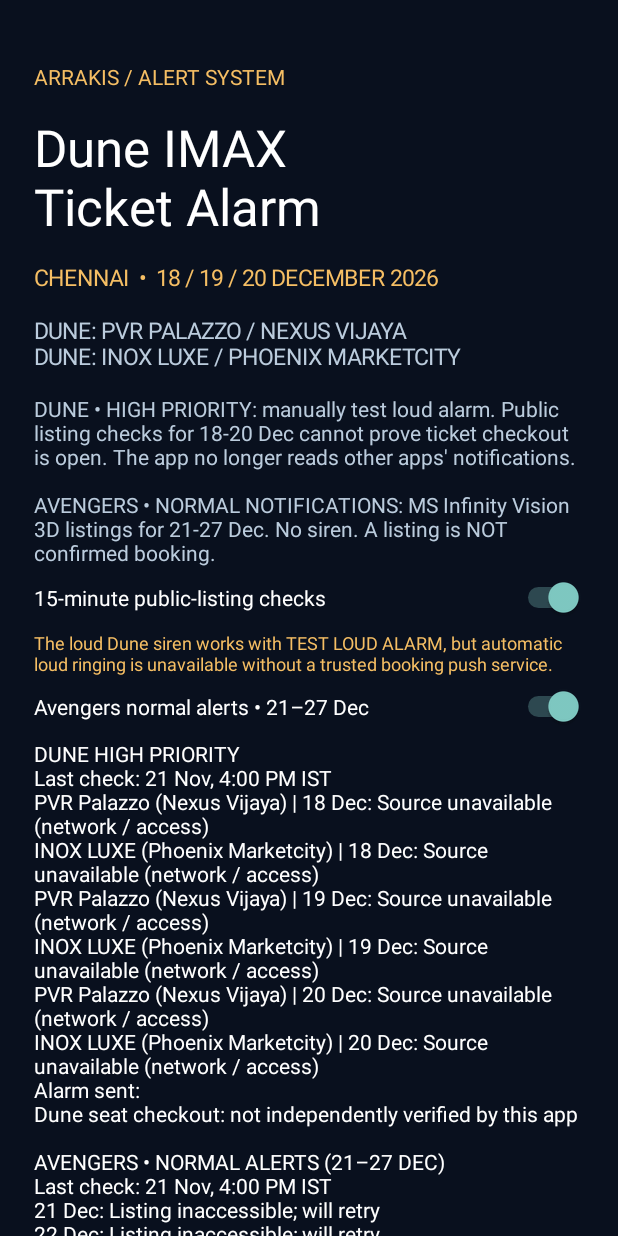
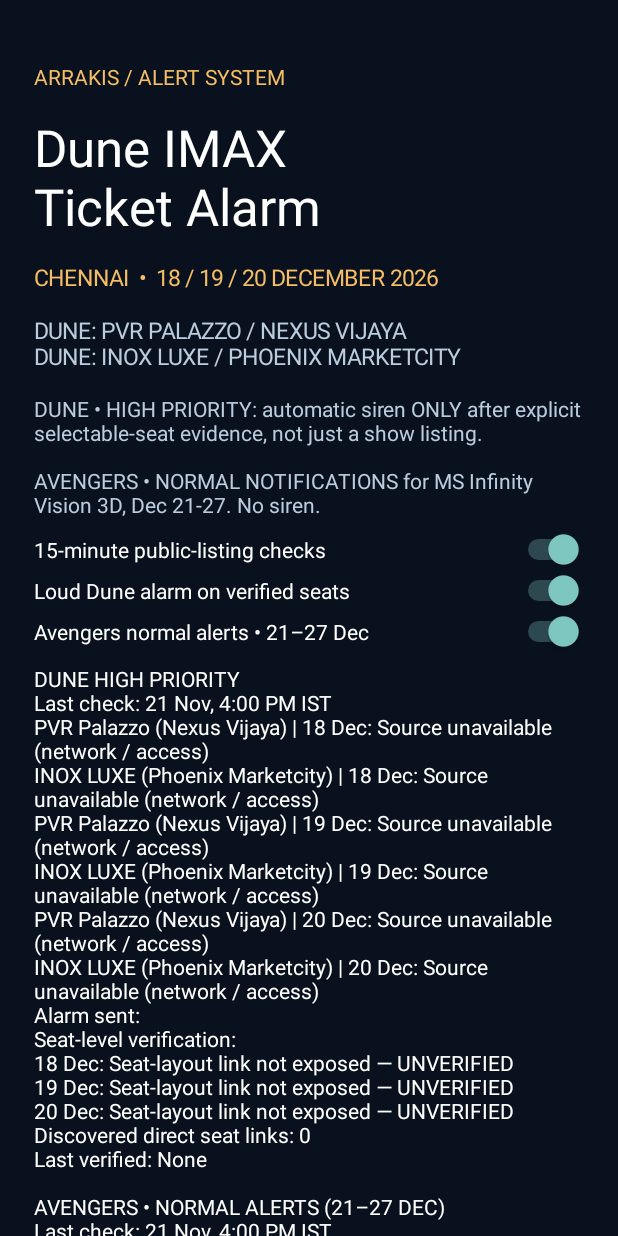
Before and after one commit to monisharvindr459-gif/ACM-Trailcam-2026AAPS0280H, an Android app: the screen it shows after launch (MainActivity), after a tap on "CHECK DUNE + AVENGERS NOW", on a phone screen of 412 x 824 dp. Run offline under Robolectric (Android 15) with nearby library versions, the phone set to English and light mode, and no system bars.

Commit message:
Add seat-level verification and Dune alarm to ticket watcher

```diff
--- a/app/build.gradle
+++ b/app/build.gradle
@@ -6,8 +6,8 @@ android {
   applicationId 'com.arrakis.ticketalarm'
   minSdk 26
   targetSdk 35
-  versionCode 5
-  versionName '2.3'
+  versionCode 6
+  versionName '2.4'
  }
  compileOptions { sourceCompatibility JavaVersion.VERSION_17; targetCompatibility JavaVersion.VERSION_17 }
 }
--- a/app/src/main/AndroidManifest.xml
+++ b/app/src/main/AndroidManifest.xml
@@ -9,6 +9,7 @@
  <uses-permission android:name="android.permission.MODIFY_AUDIO_SETTINGS"/>
  <uses-permission android:name="android.permission.WAKE_LOCK"/>
  <application android:label="Dune IMAX Alarm" android:allowBackup="false" android:theme="@android:style/Theme.Material.NoActionBar" android:supportsRtl="true">
+  <activity android:name=".SeatBrowserActivity" android:exported="false"/>
   <activity android:name=".MainActivity" android:exported="true" android:showWhenLocked="true" android:turnScreenOn="true">
    <intent-filter><action android:name="android.intent.action.MAIN"/><category android:name="android.intent.category.LAUNCHER"/></intent-filter>
   </activity>
--- a/app/src/main/java/com/arrakis/ticketalarm/MainActivity.java
+++ b/app/src/main/java/com/arrakis/ticketalarm/MainActivity.java
@@ -65,12 +65,15 @@ public class MainActivity extends Activity {
   root.addView(label("Dune IMAX\nTicket Alarm",34,Color.WHITE));
   root.addView(label("CHENNAI  •  18 / 19 / 20 DECEMBER 2026",15,0xfff5be64));
   root.addView(label("DUNE: PVR PALAZZO / NEXUS VIJAYA\nDUNE: INOX LUXE / PHOENIX MARKETCITY",15,0xffbbccdd));
-  root.addView(label("DUNE • HIGH PRIORITY: manually test loud alarm. Public listing checks for 18-20 Dec cannot prove ticket checkout is open. The app no longer reads other apps\u0027 notifications.\n\nAVENGERS • NORMAL NOTIFICATIONS: MS Infinity Vision 3D listings for 21-27 Dec. No siren. A listing is NOT confirmed booking.",14,0xffbbccdd));
+  root.addView(label("DUNE • HIGH PRIORITY: automatic siren ONLY after explicit selectable-seat evidence, not just a show listing.\n\nAVENGERS • NORMAL NOTIFICATIONS for MS Infinity Vision 3D, Dec 21-27. No siren.",14,0xffbbccdd));
   Switch monitoring=new Switch(this);monitoring.setText("15-minute public-listing checks");monitoring.setTextColor(-1);
   monitoring.setChecked(prefs(this).getBoolean("polling",true));
   monitoring.setOnCheckedChangeListener((b,on)->{prefs(this).edit().putBoolean("polling",on).apply();TicketJob.schedule(this);});
   root.addView(monitoring);
-  root.addView(label("The loud Dune siren works with TEST LOUD ALARM, but automatic loud ringing is unavailable without a trusted booking push service.",12,0xfff5be64));
+  Switch armed=new Switch(this);armed.setText("Loud Dune alarm on verified seats");armed.setTextColor(-1);
+  armed.setChecked(prefs(this).getBoolean("armed",true));
+  armed.setOnCheckedChangeListener((b,on)->prefs(this).edit().putBoolean("armed",on).apply());
+  root.addView(armed);
   Switch avengersWatch=new Switch(this);avengersWatch.setText("Avengers normal alerts • 21–27 Dec");avengersWatch.setTextColor(-1);
   avengersWatch.setChecked(prefs(this).getBoolean("avengers_enabled",true));
   avengersWatch.setOnCheckedChangeListener((b,on)->prefs(this).edit().putBoolean("avengers_enabled",on).apply());
@@ -79,6 +82,12 @@ public class MainActivity extends Activity {
   button("CHECK DUNE + AVENGERS NOW",root,()->{
    results.setText("Checking cinema pages...");
    new Thread(()->{TicketJob.check(this);runOnUiThread(this::showResults);},"manual-check").start();
+  });
+  button("VERIFY SEATS IN LIVE BOOKMYSHOW BROWSER",root,()->startActivity(new Intent(this,SeatBrowserActivity.class)));
+  button("OPEN VERIFIED DUNE BOOKING PAGE",root,()->{
+   String u=prefs(this).getString("verified_dune_url","");
+   if(SeatVerifier.validSeatLink(u))startActivity(new Intent(Intent.ACTION_VIEW,Uri.parse(u)));
+   else startActivity(new Intent(Intent.ACTION_VIEW,Uri.parse(SeatVerifier.moviePage(18))));
   });
   button("TEST LOUD ALARM",root,()->ring(this,"Test Dune IMAX loud alarm",0));
   button("STOP ALARM",root,()->{stop(this);showResults();});
@@ -100,7 +109,7 @@ public class MainActivity extends Activity {
   });
   button("SET UNRESTRICTED BATTERY USE",root,()->startActivity(
    new Intent(Settings.ACTION_APPLICATION_DETAILS_SETTINGS,Uri.parse("package:"+getPackageName()))));
-  root.addView(label("No notification-reading or accessibility access is requested. Android may delay background checks; listing pages may block requests. No real phone call is placed. TEST LOUD ALARM rings locally only.",12,0xffbbccdd));
+  root.addView(label("No notification-reading or accessibility access. A listed show, loading screen, or generic availability legend never triggers the alarm. Background work may be delayed or blocked by ticketing sites.",12,0xffbbccdd));
  }
  private void showResults(){
   SharedPreferences p=prefs(this);
@@ -109,7 +118,9 @@ public class MainActivity extends Activity {
    "\nAlarm sent: "+(p.getBoolean("fired_18",false)?"18 ":"")+
    (p.getBoolean("fired_19",false)?"19 ":"")+
    (p.getBoolean("fired_20",false)?"20":"")+
-   "\nDune seat checkout: not independently verified by this app"+
+   "\nSeat-level verification:\n"+p.getString("seat_verification","Not checked yet")+
+   "\nDiscovered direct seat links: "+p.getInt("seat_discovered_links",0)+
+   "\nLast verified: "+p.getString("verified_dune_details","None")+
    "\n\nAVENGERS • NORMAL ALERTS (21–27 DEC)\nLast check: "+
    p.getString("avengers_last_check","not run")+"\n"+
    p.getString("avengers_result","No results yet"));
--- /dev/null
+++ b/app/src/main/java/com/arrakis/ticketalarm/SeatVerifier.java
@@ -0,0 +1,73 @@
+package com.arrakis.ticketalarm;
+import android.content.Context;
+import android.content.SharedPreferences;
+import android.text.Html;
+import java.util.*;
+import java.util.regex.*;
+public final class SeatVerifier {
+ private SeatVerifier(){}
+ private static final String BASE="https://in.bookmyshow.com";
+ private static final Pattern LINKS=Pattern.compile("(?:https?://in\\.bookmyshow\\.com)?/movies/chennai/seat-layout/ET00526290/(PVPZ|INPR)/([0-9]{3,9})/202612(18|19|20)",Pattern.CASE_INSENSITIVE);
+ private static final Pattern SEAT=Pattern.compile("(?i)(?:\"(?:seatId|seatNo|seatNumber)\"\\s*:\\s*\"[A-Z]{1,3}[- ]?[0-9]{1,3}\".{0,180}?\"(?:status|availability|seatStatus)\"\\s*:\\s*\"(?:available|free|open)\"|\"(?:status|availability|seatStatus)\"\\s*:\\s*\"(?:available|free|open)\".{0,180}?\"(?:seatId|seatNo|seatNumber)\"\\s*:\\s*\"[A-Z]{1,3}[- ]?[0-9]{1,3}\"|data-seat-(?:id|number)=[\"'][A-Z]{1,3}[0-9]{1,3}[\"'].{0,140}?data-seat-status=[\"']available[\"'])");
+ private static final Pattern COUNT=Pattern.compile("(?i)\"(?:availableSeatCount|availableSeatsCount|seatsAvailable)\"\\s*:\\s*[1-9][0-9]*");
+ private static final Pattern BLOCKED=Pattern.compile("(?i)(?:bookings for this cinema are not going through|connectivity issue with cinema|booking window closed|no seats available|show is sold out|booking currently unavailable|session expired)");
+ public static String moviePage(int day){return BASE+"/movies/chennai/dune-part-three-imax-2d/buytickets/ET00526290/202612"+day;}
+ public static boolean validSeatLink(String url){return url!=null&&LINKS.matcher(url).matches();}
+ public static boolean positiveSeatEvidence(String html,String code,int day){
+  if(html==null)return false;
+  String raw=html.replace("\\/","/").replace("&quot;","\"");
+  String body=Html.fromHtml(raw,Html.FROM_HTML_MODE_COMPACT).toString();
+  String low=(body+" "+raw).toLowerCase(Locale.ROOT);
+  if(BLOCKED.matcher(low).find())return false;
+  if(!low.contains("dune: part three")||!low.contains("imax"))return false;
+  if("PVPZ".equalsIgnoreCase(code)&&!(low.contains("palazzo")||low.contains("nexus vijaya")))return false;
+  if("INPR".equalsIgnoreCase(code)&&!(low.contains("phoenix")||low.contains("inox: luxe")))return false;
+  if(!(low.contains(day+" december")||low.contains("202612"+day)||low.contains("2026-12-"+day)))return false;
+  // A generic AVAILABLE legend, seat price or button is never sufficient.
+  return SEAT.matcher(raw).find()||(COUNT.matcher(raw).find()&&low.contains("select seats"));
+ }
+ public static void check(Context c){
+  SharedPreferences p=MainActivity.prefs(c);
+  LinkedHashSet<String> urls=new LinkedHashSet<>();
+  String manual=p.getString("manual_seat_url","");
+  if(validSeatLink(manual))urls.add(manual);
+  String[] sources={"https://ticketradar.in/f/dune-part-three",
+   "https://in.bookmyshow.com/cinemas/chennai/pvr-palazzo-the-nexus-vijaya-mall/buytickets/PVPZ/20261218",
+   "https://in.bookmyshow.com/cinemas/chennai/inox-luxe-phoenix-market-city-velachery/buytickets/INPR/20261218",
+   moviePage(18),moviePage(19),moviePage(20)};
+  for(String src:sources){
+   try{
+    String page=TicketJob.fetch(src).replace("\\/","/").replace("&quot;","\"");
+    Matcher m=LINKS.matcher(page);
+    while(m.find()&&urls.size()<40){
+     String url=m.group();urls.add(url.startsWith("http")?url:BASE+url);
+    }
+   }catch(Exception ignored){}
+  }
+  StringBuilder report=new StringBuilder();
+  for(int day:new int[]{18,19,20}){
+   if(report.length()>0)report.append("\n");
+   report.append(day).append(" Dec: ");
+   if(p.getBoolean("fired_"+day,false)){report.append("Alarm already sent");continue;}
+   boolean found=false,verified=false;
+   for(String url:urls){
+    Matcher m=LINKS.matcher(url);
+    if(!m.matches()||Integer.parseInt(m.group(3))!=day)continue;
+    found=true;
+    try{
+     if(positiveSeatEvidence(TicketJob.fetch(url),m.group(1),day)){
+      String cinema=m.group(1).equalsIgnoreCase("PVPZ")?"Palazzo":"Phoenix";
+      p.edit().putString("verified_dune_url",url)
+       .putString("verified_dune_details",cinema+" "+day+" December").apply();
+      MainActivity.ring(c,"Dune IMAX SELECTABLE SEATS: "+cinema+", "+day+" Dec. Book now!",day);
+      report.append("Explicit seat data verified at "+cinema+" (alarm requested)");
+      verified=true;break;
+     }
+    }catch(Exception ignored){}
+   }
+   if(!verified)report.append(found?"Seat links found; selectable seats NOT verified":"Seat-layout link not exposed — UNVERIFIED");
+  }
+  p.edit().putString("seat_verification",report.toString())
+   .putInt("seat_discovered_links",urls.size()).apply();
+ }
+}
--- a/app/src/main/java/com/arrakis/ticketalarm/TicketJob.java
+++ b/app/src/main/java/com/arrakis/ticketalarm/TicketJob.java
@@ -69,6 +69,7 @@ public class TicketJob extends JobService {
   fmt.setTimeZone(TimeZone.getTimeZone("Asia/Kolkata"));
   p.edit().putString("last_check",fmt.format(new Date())+" IST")
    .putString("check_result",result.toString()).apply();
+  try{SeatVerifier.check(context);}catch(Exception ignored){p.edit().putString("seat_verification","Checker unavailable").apply();}
   // Keep Dune (high priority) completely separate from Avengers (normal notification).
   try { AvengersWatch.check(context); } catch(Exception ignored) {
    p.edit().putString("avengers_result","Avengers check unavailable").apply();
```
Also changed, not shown: app/src/main/java/com/arrakis/ticketalarm/SeatBrowserActivity.java (added, +81 -0 lines), 1 other file.
